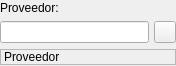
This is bulmages/bulmafact/src/busquedaproveedorbase.ui in eboladev/Bulmages-1 as Qt 5 draws it before an edit. The edited form follows.
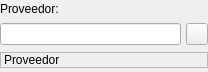
This is the edited form. Icons and pictures are not drawn.

What changed in the file:
```diff
--- a/bulmages/bulmafact/src/busquedaproveedorbase.ui
+++ b/bulmages/bulmafact/src/busquedaproveedorbase.ui
@@ -5,8 +5,8 @@
    <rect>
     <x>0</x>
     <y>0</y>
-    <width>176</width>
-    <height>66</height>
+    <width>208</width>
+    <height>72</height>
    </rect>
   </property>
   <property name="windowTitle" >
@@ -16,30 +16,45 @@
    <property name="margin" >
     <number>0</number>
    </property>
-   <property name="spacing" >
+   <property name="topMargin" >
+    <number>0</number>
+   </property>
+   <property name="rightMargin" >
+    <number>0</number>
+   </property>
+   <property name="bottomMargin" >
+    <number>0</number>
+   </property>
+   <property name="horizontalSpacing" >
     <number>5</number>
    </property>
+   <property name="verticalSpacing" >
+    <number>5</number>
+   </property>
+   <item row="0" column="0" colspan="2" >
+    <widget class="QLabel" name="label" >
+     <property name="sizePolicy" >
+      <sizepolicy vsizetype="Fixed" hsizetype="Preferred" >
+       <horstretch>0</horstretch>
+       <verstretch>0</verstretch>
+      </sizepolicy>
+     </property>
+     <property name="text" >
+      <string>Proveedor:</string>
+     </property>
+    </widget>
+   </item>
    <item row="1" column="0" >
-    <layout class="QHBoxLayout" >
-     <property name="margin" >
-      <number>0</number>
-     </property>
-     <property name="spacing" >
-      <number>5</number>
-     </property>
-     <item>
       <widget class="QLineEdit" name="m_cifproveedor" >
        <property name="sizePolicy" >
-        <sizepolicy>
-         <hsizetype>5</hsizetype>
-         <vsizetype>0</vsizetype>
+      <sizepolicy vsizetype="Fixed" hsizetype="Preferred" >
          <horstretch>0</horstretch>
          <verstretch>0</verstretch>
         </sizepolicy>
        </property>
       </widget>
      </item>
-     <item>
+   <item row="1" column="1" >
       <widget class="QToolButton" name="mui_buscar" >
        <property name="minimumSize" >
         <size>
@@ -61,20 +76,16 @@
        </property>
        <property name="iconSize" >
         <size>
-         <width>32</width>
-         <height>32</height>
+       <width>22</width>
+       <height>22</height>
         </size>
        </property>
       </widget>
      </item>
-    </layout>
-   </item>
-   <item row="2" column="0" >
+   <item row="2" column="0" colspan="2" >
     <widget class="QLabel" name="m_nomproveedor" >
      <property name="sizePolicy" >
-      <sizepolicy>
-       <hsizetype>5</hsizetype>
-       <vsizetype>0</vsizetype>
+      <sizepolicy vsizetype="Fixed" hsizetype="Preferred" >
        <horstretch>0</horstretch>
        <verstretch>0</verstretch>
       </sizepolicy>
@@ -90,21 +101,6 @@
      </property>
     </widget>
    </item>
-   <item row="0" column="0" >
-    <widget class="QLabel" name="label" >
-     <property name="sizePolicy" >
-      <sizepolicy>
-       <hsizetype>5</hsizetype>
-       <vsizetype>0</vsizetype>
-       <horstretch>0</horstretch>
-       <verstretch>0</verstretch>
-      </sizepolicy>
-     </property>
-     <property name="text" >
-      <string>Proveedor:</string>
-     </property>
-    </widget>
-   </item>
   </layout>
  </widget>
  <layoutdefault spacing="0" margin="0" />
```
Left out of the diff: 2 changed lines with no effect on the pictures. Lines whose indentation alone changed are shown as unchanged.
